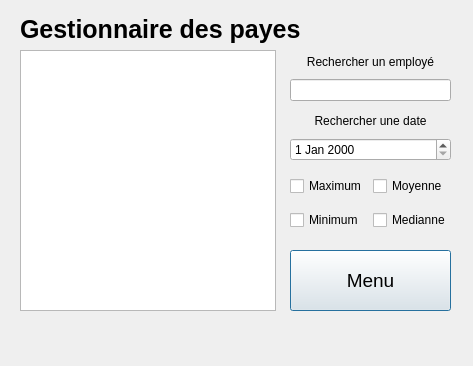
LePerron/Application-gestion-employes-projet-session-2023, file UI/MenuPaye.ui: the form before one commit.
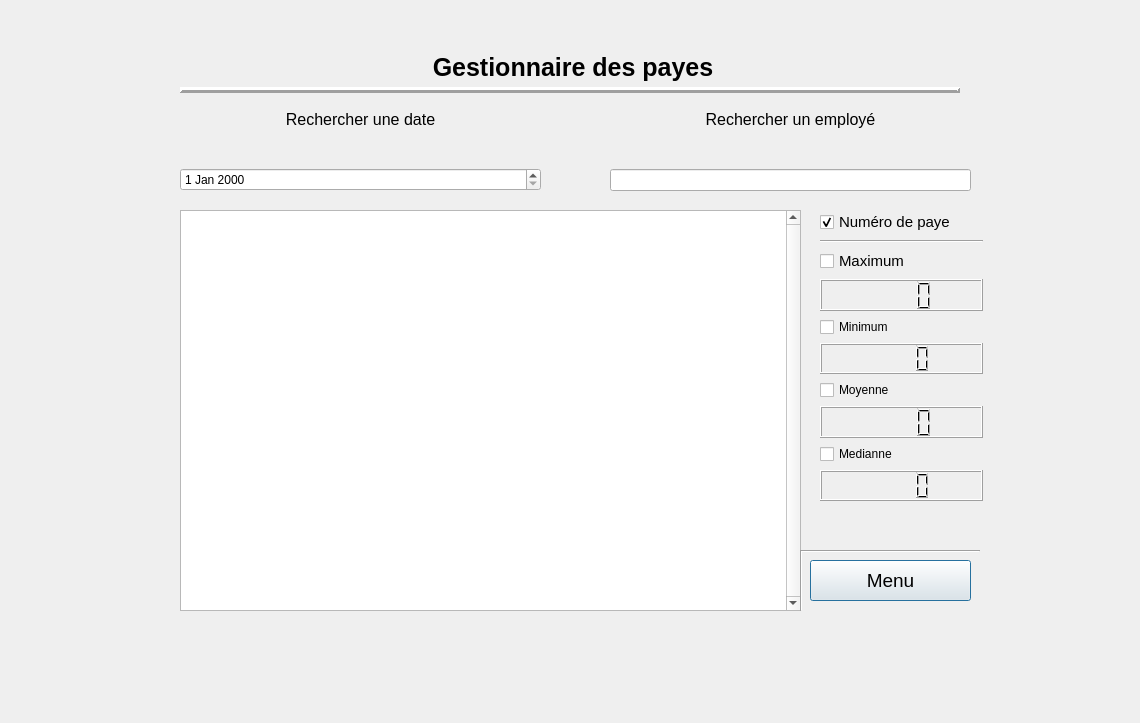
The form after the commit.

What changed in the file:
```diff
--- a/UI/MenuPaye.ui
+++ b/UI/MenuPaye.ui
@@ -6,33 +6,63 @@
    <rect>
     <x>0</x>
     <y>0</y>
-    <width>473</width>
-    <height>366</height>
+    <width>1140</width>
+    <height>723</height>
    </rect>
   </property>
   <property name="windowTitle">
    <string>Dialog</string>
   </property>
-  <widget class="QLabel" name="labelErreurPaye">
+  <widget class="QWidget" name="verticalLayoutWidget_4">
    <property name="geometry">
     <rect>
-     <x>20</x>
-     <y>320</y>
-     <width>431</width>
-     <height>21</height>
+     <x>180</x>
+     <y>110</y>
+     <width>361</width>
+     <height>81</height>
     </rect>
    </property>
-   <property name="text">
-    <string/>
-   </property>
+   <layout class="QVBoxLayout" name="verticalLayout_4">
+    <item>
+     <widget class="QLabel" name="labelRechercherEmployeDate">
+      <property name="font">
+       <font>
+        <pointsize>12</pointsize>
+       </font>
+      </property>
+      <property name="text">
+       <string>Rechercher une date</string>
+      </property>
+      <property name="alignment">
+       <set>Qt::AlignCenter</set>
+      </property>
+     </widget>
+    </item>
+    <item>
+     <spacer name="verticalSpacer_2">
+      <property name="orientation">
+       <enum>Qt::Vertical</enum>
+      </property>
+      <property name="sizeHint" stdset="0">
+       <size>
+        <width>20</width>
+        <height>40</height>
+       </size>
+      </property>
+     </spacer>
+    </item>
+    <item>
+     <widget class="QDateEdit" name="dateEditRechercherPaye"/>
+    </item>
+   </layout>
   </widget>
-  <widget class="QLabel" name="labelPaye">
+  <widget class="QLabel" name="labelTitreEmploye">
    <property name="geometry">
     <rect>
-     <x>20</x>
-     <y>9</y>
-     <width>431</width>
-     <height>41</height>
+     <x>183</x>
+     <y>42</y>
+     <width>780</width>
+     <height>51</height>
     </rect>
    </property>
    <property name="font">
@@ -45,69 +75,200 @@
    <property name="text">
     <string>Gestionnaire des payes</string>
    </property>
+   <property name="alignment">
+    <set>Qt::AlignCenter</set>
+   </property>
   </widget>
-  <widget class="QWidget" name="gridLayoutWidget">
+  <widget class="QListView" name="listViewPaye">
    <property name="geometry">
     <rect>
-     <x>290</x>
-     <y>168</y>
-     <width>161</width>
-     <height>71</height>
+     <x>180</x>
+     <y>210</y>
+     <width>621</width>
+     <height>401</height>
     </rect>
    </property>
-   <layout class="QGridLayout" name="gridLayout">
-    <item row="1" column="1">
-     <widget class="QCheckBox" name="checkBoxMedianne">
+   <property name="verticalScrollBarPolicy">
+    <enum>Qt::ScrollBarAlwaysOn</enum>
+   </property>
+   <property name="horizontalScrollBarPolicy">
+    <enum>Qt::ScrollBarAlwaysOff</enum>
+   </property>
+  </widget>
+  <widget class="QWidget" name="verticalLayoutWidget_5">
+   <property name="geometry">
+    <rect>
+     <x>820</x>
+     <y>210</y>
+     <width>163</width>
+     <height>291</height>
+    </rect>
+   </property>
+   <layout class="QVBoxLayout" name="verticalLayout_5">
+    <item>
+     <widget class="QCheckBox" name="checkBoxIdentifiant">
+      <property name="font">
+       <font>
+        <pointsize>11</pointsize>
+       </font>
+      </property>
       <property name="text">
-       <string>Medianne</string>
+       <string>Numéro de paye</string>
       </property>
+      <property name="checkable">
+       <bool>true</bool>
+      </property>
+      <property name="checked">
+       <bool>true</bool>
+      </property>
+      <property name="autoExclusive">
+       <bool>false</bool>
+      </property>
+      <property name="tristate">
+       <bool>false</bool>
+      </property>
      </widget>
     </item>
-    <item row="0" column="0">
-     <widget class="QCheckBox" name="checkBoxMax">
+    <item>
+     <widget class="Line" name="line_8">
+      <property name="orientation">
+       <enum>Qt::Horizontal</enum>
+      </property>
+     </widget>
+    </item>
+    <item>
+     <widget class="QCheckBox" name="checkBoxPrenom">
+      <property name="font">
+       <font>
+        <pointsize>11</pointsize>
+       </font>
+      </property>
       <property name="text">
        <string>Maximum</string>
       </property>
+      <property name="checked">
+       <bool>false</bool>
+      </property>
      </widget>
     </item>
-    <item row="1" column="0">
+    <item>
+     <widget class="QLCDNumber" name="lcdNumberMaximum">
+      <property name="digitCount">
+       <number>4</number>
+      </property>
+     </widget>
+    </item>
+    <item>
      <widget class="QCheckBox" name="checkBoxMin">
       <property name="text">
        <string>Minimum</string>
       </property>
      </widget>
     </item>
-    <item row="0" column="1">
+    <item>
+     <widget class="QLCDNumber" name="lcdNumberMinimum">
+      <property name="digitCount">
+       <number>4</number>
+      </property>
+     </widget>
+    </item>
+    <item>
      <widget class="QCheckBox" name="checkBoxMoyenne">
       <property name="text">
        <string>Moyenne</string>
       </property>
      </widget>
     </item>
+    <item>
+     <widget class="QLCDNumber" name="lcdNumberMoyenne">
+      <property name="digitCount">
+       <number>4</number>
+      </property>
+     </widget>
+    </item>
+    <item>
+     <widget class="QCheckBox" name="checkBoxMedianne">
+      <property name="text">
+       <string>Medianne</string>
+      </property>
+     </widget>
+    </item>
+    <item>
+     <widget class="QLCDNumber" name="lcdNumberMedianne">
+      <property name="digitCount">
+       <number>4</number>
+      </property>
+     </widget>
+    </item>
    </layout>
   </widget>
-  <widget class="QListView" name="listViewPaye">
+  <widget class="QLabel" name="labelErreurPaye">
    <property name="geometry">
     <rect>
-     <x>20</x>
-     <y>50</y>
-     <width>256</width>
-     <height>261</height>
-    </rect>
-   </property>
-  </widget>
-  <widget class="QWidget" name="verticalLayoutWidget_2">
-   <property name="geometry">
-    <rect>
-     <x>290</x>
-     <y>50</y>
-     <width>161</width>
+     <x>830</x>
+     <y>490</y>
+     <width>151</width>
      <height>51</height>
     </rect>
    </property>
-   <layout class="QVBoxLayout" name="verticalLayout_2">
+   <property name="sizePolicy">
+    <sizepolicy hsizetype="Preferred" vsizetype="Fixed">
+     <horstretch>0</horstretch>
+     <verstretch>5</verstretch>
+    </sizepolicy>
+   </property>
+   <property name="minimumSize">
+    <size>
+     <width>0</width>
+     <height>5</height>
+    </size>
+   </property>
+   <property name="sizeIncrement">
+    <size>
+     <width>0</width>
+     <height>5</height>
+    </size>
+   </property>
+   <property name="baseSize">
+    <size>
+     <width>0</width>
+     <height>5</height>
+    </size>
+   </property>
+   <property name="text">
+    <string/>
+   </property>
+  </widget>
+  <widget class="Line" name="line_3">
+   <property name="geometry">
+    <rect>
+     <x>800</x>
+     <y>543</y>
+     <width>180</width>
+     <height>16</height>
+    </rect>
+   </property>
+   <property name="orientation">
+    <enum>Qt::Horizontal</enum>
+   </property>
+  </widget>
+  <widget class="QWidget" name="verticalLayoutWidget">
+   <property name="geometry">
+    <rect>
+     <x>610</x>
+     <y>110</y>
+     <width>361</width>
+     <height>81</height>
+    </rect>
+   </property>
+   <layout class="QVBoxLayout" name="verticalLayout">
     <item>
-     <widget class="QLabel" name="labelRechercherEmployePaye">
+     <widget class="QLabel" name="labelRechercherEmploye">
+      <property name="font">
+       <font>
+        <pointsize>12</pointsize>
+       </font>
+      </property>
       <property name="text">
        <string>Rechercher un employé</string>
       </property>
@@ -116,44 +277,70 @@
       </property>
      </widget>
     </item>
+    <item>
+     <spacer name="verticalSpacer">
+      <property name="orientation">
+       <enum>Qt::Vertical</enum>
+      </property>
+      <property name="sizeHint" stdset="0">
+       <size>
+        <width>20</width>
+        <height>40</height>
+       </size>
+      </property>
+     </spacer>
+    </item>
     <item>
      <widget class="QLineEdit" name="lineEditRechercherEmploye"/>
     </item>
    </layout>
   </widget>
-  <widget class="QWidget" name="verticalLayoutWidget_3">
+  <widget class="Line" name="line_2">
    <property name="geometry">
     <rect>
-     <x>290</x>
-     <y>110</y>
-     <width>161</width>
-     <height>51</height>
-    </rect>
-   </property>
-   <layout class="QVBoxLayout" name="verticalLayout_3">
-    <item>
-     <widget class="QLabel" name="labelRechercherEmployeDate">
-      <property name="text">
-       <string>Rechercher une date</string>
-      </property>
-      <property name="alignment">
-       <set>Qt::AlignCenter</set>
-      </property>
-     </widget>
-    </item>
-    <item>
-     <widget class="QDateEdit" name="dateEditRechercherPaye"/>
-    </item>
-   </layout>
-  </widget>
-  <widget class="QPushButton" name="pushButtonRetournerMenu">
-   <property name="geometry">
-    <rect>
-     <x>290</x>
-     <y>250</y>
-     <width>161</width>
+     <x>800</x>
+     <y>550</y>
+     <width>3</width>
      <height>61</height>
     </rect>
+   </property>
+   <property name="orientation">
+    <enum>Qt::Vertical</enum>
+   </property>
+  </widget>
+  <widget class="Line" name="line">
+   <property name="geometry">
+    <rect>
+     <x>180</x>
+     <y>80</y>
+     <width>780</width>
+     <height>20</height>
+    </rect>
+   </property>
+   <property name="frameShadow">
+    <enum>QFrame::Raised</enum>
+   </property>
+   <property name="lineWidth">
+    <number>3</number>
+   </property>
+   <property name="orientation">
+    <enum>Qt::Horizontal</enum>
+   </property>
+  </widget>
+  <widget class="QPushButton" name="pushButtonRetournerMenu">
+   <property name="geometry">
+    <rect>
+     <x>810</x>
+     <y>560</y>
+     <width>161</width>
+     <height>41</height>
+    </rect>
+   </property>
+   <property name="sizePolicy">
+    <sizepolicy hsizetype="Minimum" vsizetype="Fixed">
+     <horstretch>0</horstretch>
+     <verstretch>13</verstretch>
+    </sizepolicy>
    </property>
    <property name="font">
     <font>
```
